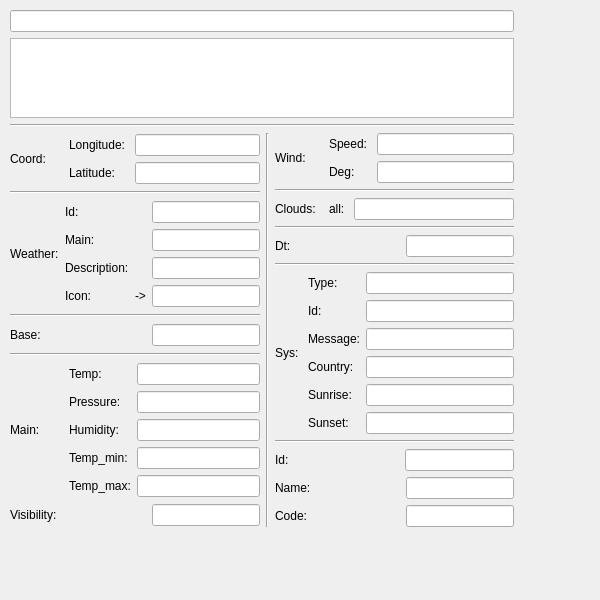
Qt form weather_display.ui (spqr33/QtWeatherJSONCheck) before a commit.
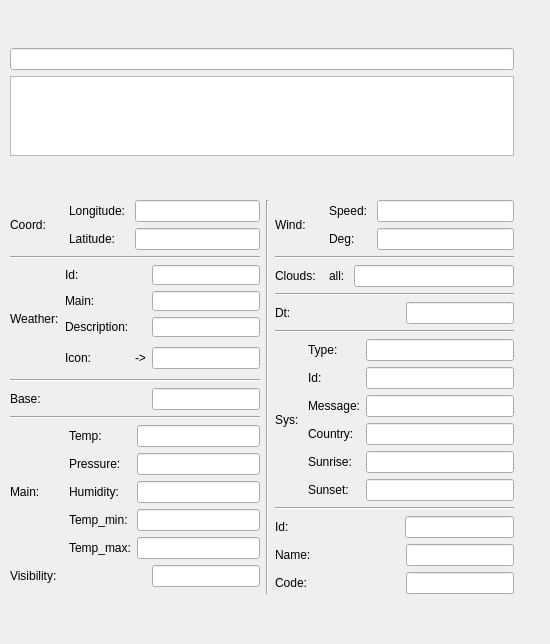
The same form after that commit.

Commit message: Added -dead_strip, Corrected the ui form

```diff
--- a/weather_display.ui
+++ b/weather_display.ui
@@ -6,14 +6,14 @@
    <rect>
     <x>0</x>
     <y>0</y>
-    <width>600</width>
-    <height>600</height>
+    <width>550</width>
+    <height>644</height>
    </rect>
   </property>
   <property name="minimumSize">
    <size>
     <width>550</width>
-    <height>600</height>
+    <height>620</height>
    </size>
   </property>
   <property name="windowTitle">
@@ -25,12 +25,18 @@
      <x>10</x>
      <y>10</y>
      <width>504</width>
-     <height>517</height>
+     <height>624</height>
     </rect>
    </property>
    <layout class="QVBoxLayout" name="verticalLayout_4">
+    <property name="spacing">
+     <number>-1</number>
+    </property>
     <item>
      <layout class="QVBoxLayout" name="verticalLayout_3">
+      <property name="spacing">
+       <number>-1</number>
+      </property>
       <item>
        <widget class="QLineEdit" name="requestLine"/>
       </item>
@@ -52,15 +58,8 @@
          <string>&lt;!DOCTYPE HTML PUBLIC &quot;-//W3C//DTD HTML 4.0//EN&quot; &quot;http://www.w3.org/TR/REC-html40/strict.dtd&quot;&gt;
 &lt;html&gt;&lt;head&gt;&lt;meta name=&quot;qrichtext&quot; content=&quot;1&quot; /&gt;&lt;style type=&quot;text/css&quot;&gt;
 p, li { white-space: pre-wrap; }
-&lt;/style&gt;&lt;/head&gt;&lt;body style=&quot; font-family:'MS Shell Dlg 2'; font-size:8.25pt; font-weight:400; font-style:normal;&quot;&gt;
-&lt;p style=&quot;-qt-paragraph-type:empty; margin-top:0px; margin-bottom:0px; margin-left:0px; margin-right:0px; -qt-block-indent:0; text-indent:0px; font-size:8pt; font-weight:40;&quot;&gt;&lt;br /&gt;&lt;/p&gt;&lt;/body&gt;&lt;/html&gt;</string>
-        </property>
-       </widget>
-      </item>
-      <item>
-       <widget class="Line" name="line_2">
-        <property name="orientation">
-         <enum>Qt::Horizontal</enum>
+&lt;/style&gt;&lt;/head&gt;&lt;body style=&quot; font-family:'.Helvetica Neue DeskInterface'; font-size:13pt; font-weight:400; font-style:normal;&quot;&gt;
+&lt;p style=&quot;-qt-paragraph-type:empty; margin-top:0px; margin-bottom:0px; margin-left:0px; margin-right:0px; -qt-block-indent:0; text-indent:0px; font-family:'MS Shell Dlg 2'; font-size:8pt; font-weight:40;&quot;&gt;&lt;br /&gt;&lt;/p&gt;&lt;/body&gt;&lt;/html&gt;</string>
         </property>
        </widget>
       </item>
@@ -93,6 +92,12 @@
               <property name="enabled">
                <bool>true</bool>
               </property>
+              <property name="minimumSize">
+               <size>
+                <width>0</width>
+                <height>20</height>
+               </size>
+              </property>
              </widget>
             </item>
             <item row="1" column="0">
@@ -103,7 +108,14 @@
              </widget>
             </item>
             <item row="1" column="1">
-             <widget class="QLineEdit" name="lat"/>
+             <widget class="QLineEdit" name="lat">
+              <property name="minimumSize">
+               <size>
+                <width>0</width>
+                <height>20</height>
+               </size>
+              </property>
+             </widget>
             </item>
            </layout>
           </item>
@@ -135,16 +147,44 @@
              </widget>
             </item>
             <item row="2" column="2">
-             <widget class="QLineEdit" name="description"/>
+             <widget class="QLineEdit" name="description">
+              <property name="minimumSize">
+               <size>
+                <width>0</width>
+                <height>20</height>
+               </size>
+              </property>
+             </widget>
             </item>
             <item row="1" column="2">
-             <widget class="QLineEdit" name="main"/>
+             <widget class="QLineEdit" name="main">
+              <property name="minimumSize">
+               <size>
+                <width>0</width>
+                <height>20</height>
+               </size>
+              </property>
+             </widget>
             </item>
             <item row="3" column="2">
-             <widget class="QLineEdit" name="icon"/>
+             <widget class="QLineEdit" name="icon">
+              <property name="minimumSize">
+               <size>
+                <width>0</width>
+                <height>20</height>
+               </size>
+              </property>
+             </widget>
             </item>
             <item row="0" column="2">
-             <widget class="QLineEdit" name="id"/>
+             <widget class="QLineEdit" name="id">
+              <property name="minimumSize">
+               <size>
+                <width>0</width>
+                <height>20</height>
+               </size>
+              </property>
+             </widget>
             </item>
             <item row="1" column="0">
              <widget class="QLabel" name="label_4">
@@ -169,6 +209,12 @@
             </item>
             <item row="3" column="1">
              <widget class="QLabel" name="image">
+              <property name="minimumSize">
+               <size>
+                <width>0</width>
+                <height>30</height>
+               </size>
+              </property>
               <property name="text">
                <string>-&gt;</string>
               </property>
@@ -208,7 +254,14 @@
            </spacer>
           </item>
           <item>
-           <widget class="QLineEdit" name="base"/>
+           <widget class="QLineEdit" name="base">
+            <property name="minimumSize">
+             <size>
+              <width>0</width>
+              <height>20</height>
+             </size>
+            </property>
+           </widget>
           </item>
          </layout>
         </item>
@@ -456,13 +509,34 @@
              </widget>
             </item>
             <item row="1" column="1">
-             <widget class="QLineEdit" name="i"/>
+             <widget class="QLineEdit" name="i">
+              <property name="minimumSize">
+               <size>
+                <width>20</width>
+                <height>0</height>
+               </size>
+              </property>
+             </widget>
             </item>
             <item row="0" column="1">
-             <widget class="QLineEdit" name="type"/>
+             <widget class="QLineEdit" name="type">
+              <property name="minimumSize">
+               <size>
+                <width>0</width>
+                <height>20</height>
+               </size>
+              </property>
+             </widget>
             </item>
             <item row="2" column="1">
-             <widget class="QLineEdit" name="message"/>
+             <widget class="QLineEdit" name="message">
+              <property name="minimumSize">
+               <size>
+                <width>20</width>
+                <height>0</height>
+               </size>
+              </property>
+             </widget>
             </item>
             <item row="1" column="0">
              <widget class="QLabel" name="label_20">
```
The commit also changes 1 other file.
